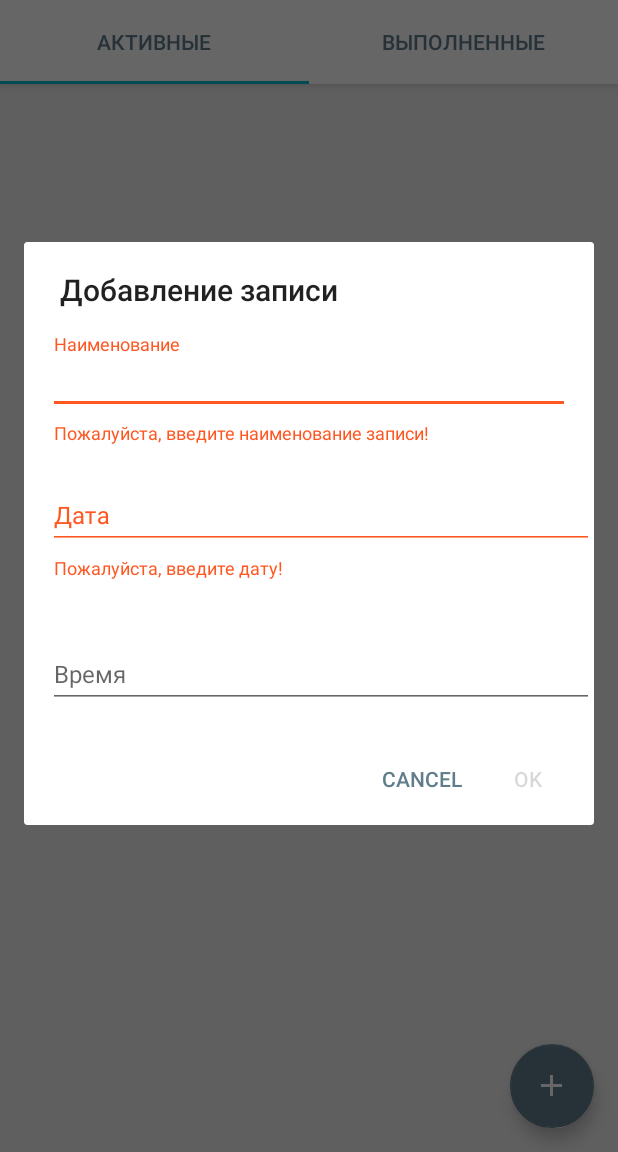
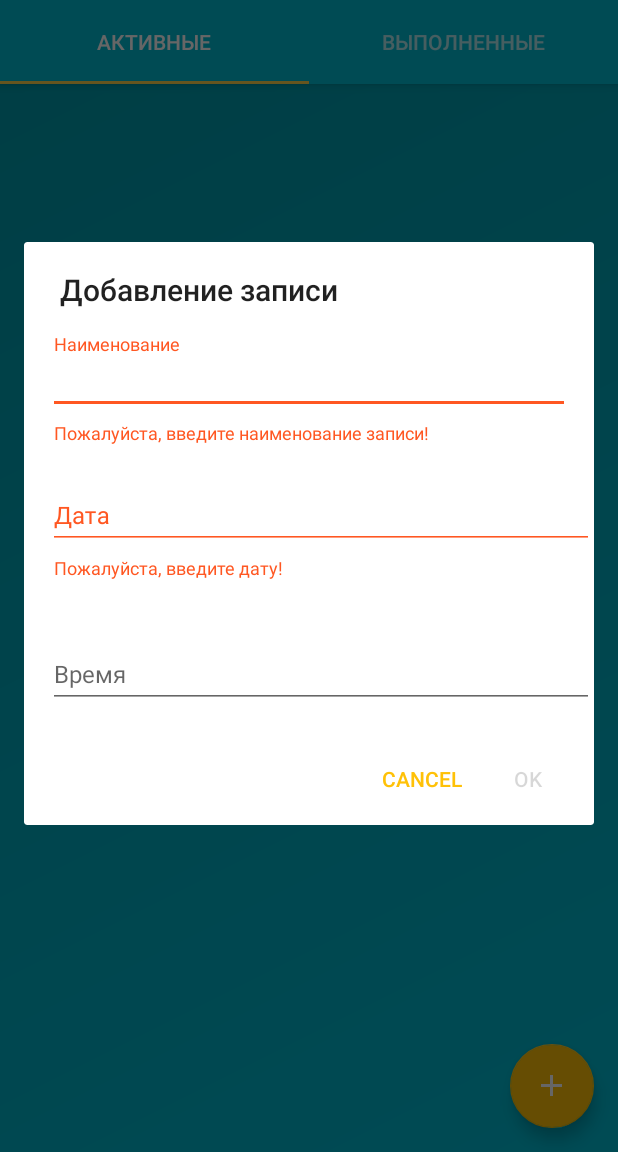
Before and after one commit to alextula26/NoteBook, an Android app: the screen it shows after launch (MainActivity), after a tap on an icon or button, on a phone screen of 412 x 824 dp, the part 84-1236 px from its top. Run offline under Robolectric (Android 15) with nearby library versions, the phone set to English and light mode, and no system bars.

Commit message:
Стили, цвета, отступы. Часть 1

```diff
--- a/app/src/main/java/ru/alexander/marchuk/notebook/MainActivity.java
+++ b/app/src/main/java/ru/alexander/marchuk/notebook/MainActivity.java
@@ -55,7 +55,6 @@ public class MainActivity extends AppCompatActivity implements
             setSupportActionBar(toolbar);
         }
         TabLayout tabLayout = (TabLayout) findViewById(R.id.tab_layout);
-        tabLayout.setBackgroundColor(ContextCompat.getColor(getApplicationContext(), R.color.white));
         tabLayout.addTab(tabLayout.newTab().setText(R.string.tab_name_exercises));
         tabLayout.addTab(tabLayout.newTab().setText(R.string.tab_name_programm));
 
--- /dev/null
+++ b/app/src/main/res/drawable/gradient_fon.xml
@@ -0,0 +1,9 @@
+<?xml version="1.0" encoding="utf-8"?>
+<shape xmlns:android="http://schemas.android.com/apk/res/android"
+       android:shape="rectangle">
+    <gradient
+        android:angle="135"
+        android:endColor="#0097a7"
+        android:startColor="#00bcd4" />
+
+</shape>
--- a/app/src/main/res/layout/activity_main.xml
+++ b/app/src/main/res/layout/activity_main.xml
@@ -11,6 +11,7 @@
         android:id="@+id/coordinator"
         android:layout_width="match_parent"
         android:layout_height="match_parent"
+        android:background="@drawable/gradient_fon"
         android:fitsSystemWindows="true"
         tools:context=".MainActivity">
 
@@ -22,6 +23,7 @@
                 android:id="@+id/appbar"
                 android:layout_width="match_parent"
                 android:layout_height="wrap_content"
+                android:layout_marginBottom="8dp"
                 android:theme="@style/AppTheme.AppBarOverlay">
 
                 <android.support.v7.widget.Toolbar
@@ -43,9 +45,9 @@
                     android:id="@+id/tab_layout"
                     android:layout_width="match_parent"
                     android:layout_height="?attr/actionBarSize"
-                    app:tabIndicatorColor="@color/colorPrimary"
-                    app:tabSelectedTextColor="@color/colorAccent"
-                    app:tabTextColor="@color/colorAccent"/>
+                    app:tabIndicatorColor="@color/tabIndicatorColor"
+                    app:tabSelectedTextColor="@color/white"
+                    app:tabTextColor="@color/colorPrimaryLight"/>
 
             </android.support.design.widget.AppBarLayout>
 
@@ -53,8 +55,7 @@
                 android:id="@+id/pager"
                 android:layout_width="match_parent"
                 android:layout_height="match_parent"
-                android:layout_below="@+id/appbar"
-                android:background="@color/desktop"/>
+                android:layout_below="@+id/appbar"/>
 
         </RelativeLayout>
 
--- a/app/src/main/res/layout/separator.xml
+++ b/app/src/main/res/layout/separator.xml
@@ -8,12 +8,12 @@
         android:id="@+id/tvSeparatorName"
         android:layout_width="match_parent"
         android:layout_height="35dp"
-        android:background="@color/separator"
         android:gravity="center_vertical"
         android:paddingEnd="0dp"
         android:paddingLeft="16dp"
         android:paddingRight="0dp"
         android:paddingStart="16dp"
+        android:paddingBottom="8dp"
         android:text="@string/separator_title"
         android:textColor="@color/white"
         android:textSize="16sp"/>
--- a/app/src/main/res/values/colors.xml
+++ b/app/src/main/res/values/colors.xml
@@ -3,7 +3,7 @@
 <color name="colorPrimary">#00BCD4</color>
 <color name="colorPrimaryDark">#0097A7</color>
 <color name="colorPrimaryLight">#B2EBF2</color>
-<color name="colorAccent">#607D8B</color>
+<color name="colorAccent">#FFC107</color>
 <color name="primaryLight">#D7CCC8</color>
 <color name="primaryText">#212121</color>
 <color name="secondaryText">#757575</color>
@@ -11,10 +11,8 @@
 <color name="divider">#BDBDBD</color>
 <color name="dark">#000000</color>
 
-
-<color name="desktop">#EEEEEE</color>
-
 <color name="separator">#0097a7</color>
+<color name="tabIndicatorColor">#ffd54f</color>
 
 <color name="container_uneven">#607D8B</color>
 <color name="container_even">#455A64</color>
```
